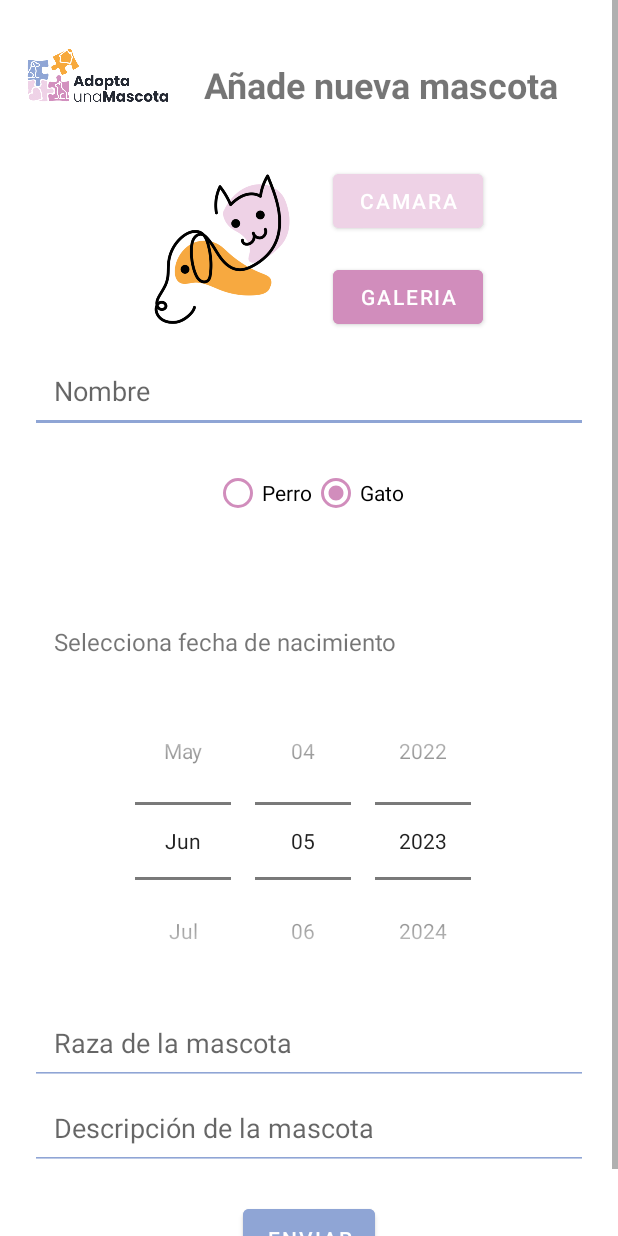
After one commit to BelindaCev/AdoptaUnaMascotaNewFrontEnd, an Android app: the layout activity_crear_animal.xml on its own in the app's theme, with its tools: preview values and no code run, on a phone screen of 412 x 824 dp. The commit adds this screen. Run offline under Robolectric (Android 15) with nearby library versions, the phone set to English and light mode, and no system bars.

Commit message:
Pantallas recuperadas y añadidas pantallas Lista y logica de la vista y logica de crear animal

```diff
--- /dev/null
+++ b/app/src/main/res/drawable/baseline_calendar_month_24.xml
@@ -0,0 +1,5 @@
+<vector android:alpha="0.6" android:height="24dp" android:tint="#000000"
+    android:viewportHeight="24" android:viewportWidth="24"
+    android:width="24dp" xmlns:android="http://schemas.android.com/apk/res/android">
+    <path android:fillColor="@android:color/white" android:pathData="M19,4h-1V2h-2v2H8V2H6v2H5C3.89,4 3.01,4.9 3.01,6L3,20c0,1.1 0.89,2 2,2h14c1.1,0 2,-0.9 2,-2V6C21,4.9 20.1,4 19,4zM19,20H5V10h14V20zM9,14H7v-2h2V14zM13,14h-2v-2h2V14zM17,14h-2v-2h2V14zM9,18H7v-2h2V18zM13,18h-2v-2h2V18zM17,18h-2v-2h2V18z"/>
+</vector>
--- /dev/null
+++ b/app/src/main/res/drawable/baseline_home_24.xml
@@ -0,0 +1,5 @@
+<vector android:alpha="0.6" android:height="24dp" android:tint="#000000"
+    android:viewportHeight="24" android:viewportWidth="24"
+    android:width="24dp" xmlns:android="http://schemas.android.com/apk/res/android">
+    <path android:fillColor="@android:color/white" android:pathData="M10,20v-6h4v6h5v-8h3L12,3 2,12h3v8z"/>
+</vector>
--- /dev/null
+++ b/app/src/main/res/drawable/baseline_local_phone_24.xml
@@ -0,0 +1,5 @@
+<vector android:alpha="0.6" android:height="24dp" android:tint="#000000"
+    android:viewportHeight="24" android:viewportWidth="24"
+    android:width="24dp" xmlns:android="http://schemas.android.com/apk/res/android">
+    <path android:fillColor="@android:color/white" android:pathData="M6.62,10.79c1.44,2.83 3.76,5.14 6.59,6.59l2.2,-2.2c0.27,-0.27 0.67,-0.36 1.02,-0.24 1.12,0.37 2.33,0.57 3.57,0.57 0.55,0 1,0.45 1,1V20c0,0.55 -0.45,1 -1,1 -9.39,0 -17,-7.61 -17,-17 0,-0.55 0.45,-1 1,-1h3.5c0.55,0 1,0.45 1,1 0,1.25 0.2,2.45 0.57,3.57 0.11,0.35 0.03,0.74 -0.25,1.02l-2.2,2.2z"/>
+</vector>
--- /dev/null
+++ b/app/src/main/res/drawable/baseline_text_snippet_24.xml
@@ -0,0 +1,6 @@
+<vector android:alpha="0.6" android:autoMirrored="true"
+    android:height="24dp" android:tint="#000000"
+    android:viewportHeight="24" android:viewportWidth="24"
+    android:width="24dp" xmlns:android="http://schemas.android.com/apk/res/android">
+    <path android:fillColor="@android:color/white" android:pathData="M20.41,8.41l-4.83,-4.83C15.21,3.21 14.7,3 14.17,3H5C3.9,3 3,3.9 3,5v14c0,1.1 0.9,2 2,2h14c1.1,0 2,-0.9 2,-2V9.83C21,9.3 20.79,8.79 20.41,8.41zM7,7h7v2H7V7zM17,17H7v-2h10V17zM17,13H7v-2h10V13z"/>
+</vector>
--- /dev/null
+++ b/app/src/main/res/layout/activity_crear_animal.xml
@@ -0,0 +1,213 @@
+<?xml version="1.0" encoding="utf-8"?>
+<ScrollView xmlns:android="http://schemas.android.com/apk/res/android"
+        android:layout_width="match_parent"
+        android:layout_height="match_parent">
+
+
+        <LinearLayout
+            android:layout_width="match_parent"
+            android:layout_height="wrap_content"
+            android:orientation="vertical">
+
+           <LinearLayout
+                android:layout_width="wrap_content"
+               android:layout_height="wrap_content"
+                android:orientation="horizontal">
+                <ImageView
+                    android:layout_width="100dp"
+                    android:layout_height="100dp"
+                    android:src="@drawable/logo"
+                    android:layout_marginStart="16dp"/>
+
+                <TextView
+                    android:layout_marginLeft="20dp"
+                    android:layout_marginTop="40dp"
+                    android:layout_width="wrap_content"
+                    android:layout_height="wrap_content"
+                    android:text="@string/a_ade_nueva_mascota"
+                    android:textSize="24sp"
+                    android:textStyle="bold"/>
+            </LinearLayout>
+
+
+            <LinearLayout
+                android:layout_width="match_parent"
+                android:layout_height="wrap_content"
+                android:orientation="horizontal"
+                android:gravity="center">
+
+                <ImageView
+                    android:id="@+id/imageView"
+                    android:layout_width="100dp"
+                   android:layout_height="100dp"
+                    android:scaleType="centerCrop"
+                    android:layout_margin="16dp"
+                    android:background="@drawable/icono_animales"/>
+
+                <LinearLayout
+                   android:layout_width="wrap_content"
+                    android:layout_height="wrap_content"
+                    android:orientation="vertical"
+                    android:gravity="center">
+
+                    <Button
+                       android:id="@+id/buttonCamera"
+                        android:layout_width="100dp"
+                        android:layout_height="wrap_content"
+                        android:backgroundTint="@color/rosa_claro"
+                        android:text="@string/camara"
+                        android:layout_margin="8dp"/>
+
+                    <Button
+                        android:id="@+id/buttonGallery"
+                        android:layout_width="100dp"
+                        android:layout_height="wrap_content"
+                        android:backgroundTint="@color/rosa_oscuro"
+                        android:text="@string/galeria"
+                        android:layout_margin="8dp"/>
+                </LinearLayout>
+
+            </LinearLayout>
+
+
+            <EditText
+                android:id="@+id/editTextName"
+                android:layout_width="match_parent"
+                android:layout_height="wrap_content"
+                android:hint="@string/nombre"
+                android:backgroundTint="@color/azul_oscuro"
+                android:padding="16dp"
+                android:layout_marginRight="20dp"
+                android:layout_marginLeft="20dp"/>
+
+            <RadioGroup
+               android:id="@+id/radioGroupCategories"
+                android:layout_width="match_parent"
+                android:layout_height="wrap_content"
+                android:orientation="horizontal"
+                android:gravity="center"
+                android:padding="16dp">
+
+                <RadioButton
+                    android:id="@+id/radioButtonDog"
+                    android:layout_width="wrap_content"
+                    android:layout_height="wrap_content"
+                    android:text="@string/perro"
+                    android:buttonTint="@color/rosa_oscuro"/>
+
+                <RadioButton
+                    android:id="@+id/radioButtonCat"
+                    android:layout_width="wrap_content"
+                    android:layout_height="wrap_content"
+                    android:text="@string/gato"
+                    android:buttonTint="@color/rosa_oscuro"
+                    android:checked="true"/>
+
+            </RadioGroup>
+
+            <!-- Subcategorías -->
+            <RadioGroup
+               android:id="@+id/radioGroupSubcategories"
+                android:layout_width="match_parent"
+                android:layout_height="wrap_content"
+                android:orientation="horizontal"
+                android:padding="16dp">
+
+               <!-- Subcategorías para Gato -->
+                <RadioButton
+                   android:id="@+id/radioButtonCatUnder6Months"
+                    android:layout_width="wrap_content"
+                    android:layout_height="wrap_content"
+                    android:text="@string/menor_de_6_meses"
+                    android:buttonTint="@color/rosa_oscuro"
+                    android:visibility="gone"/>
+
+                <RadioButton
+                    android:id="@+id/radioButtonCatOver6Months"
+                    android:layout_width="wrap_content"
+                    android:layout_height="wrap_content"
+                    android:text="@string/mayor_de_6_meses"
+                    android:buttonTint="@color/rosa_oscuro"
+                    android:visibility="gone"/>
+
+                <!-- Subcategorías para Perro -->
+                <RadioButton
+                    android:id="@+id/radioButtonDogSmall"
+                    android:layout_width="wrap_content"
+                    android:layout_height="wrap_content"
+                    android:text="@string/tama_o_peque_o"
+                    android:buttonTint="@color/rosa_oscuro"
+                    android:visibility="gone"/>
+
+                <RadioButton
+                    android:id="@+id/radioButtonDogMedium"
+                    android:layout_width="wrap_content"
+                    android:layout_height="wrap_content"
+                    android:text="@string/tama_o_mediano"
+                    android:buttonTint="@color/rosa_oscuro"
+                    android:visibility="gone"/>
+
+                <RadioButton
+                    android:id="@+id/radioButtonDogLarge"
+                    android:layout_width="wrap_content"
+                    android:layout_height="wrap_content"
+                    android:text="@string/tama_o_grande"
+                    android:buttonTint="@color/rosa_oscuro"
+                    android:visibility="gone"/>
+
+            </RadioGroup>
+
+            <TextView
+                android:id="@+id/editTextAge"
+                android:layout_width="match_parent"
+                android:layout_height="wrap_content"
+                android:text="@string/selecciona_fecha_de_nacimiento"
+                android:layout_marginRight="20dp"
+                android:layout_marginLeft="20dp"
+                android:padding="16dp"
+                android:textSize="16sp"
+                android:layout_gravity="center"/>
+
+            <DatePicker
+                android:id="@+id/datePicker1"
+                android:layout_width="wrap_content"
+                android:layout_height="wrap_content"
+                android:datePickerMode="spinner"
+                android:calendarViewShown="false"
+                android:layout_gravity="center"/>
+
+            <EditText
+                android:id="@+id/editTextBreed"
+                android:layout_width="match_parent"
+                android:layout_height="wrap_content"
+                android:hint="@string/raza_de_la_mascota"
+                android:backgroundTint="@color/azul_oscuro"
+                android:layout_marginRight="20dp"
+                android:layout_marginLeft="20dp"
+                android:padding="16dp"/>
+
+            <EditText
+                android:id="@+id/editTextDescription"
+                android:layout_width="match_parent"
+                android:layout_height="wrap_content"
+                android:hint="@string/descripci_n_de_la_mascota"
+                android:inputType="textMultiLine"
+                android:backgroundTint="@color/azul_oscuro"
+                android:layout_marginRight="20dp"
+                android:layout_marginLeft="20dp"
+                android:padding="16dp" />
+
+            <Button
+                android:id="@+id/buttonSubmit"
+                android:layout_width="wrap_content"
+                android:layout_height="wrap_content"
+                android:text="@string/enviar"
+                android:layout_gravity="center"
+                android:backgroundTint="@color/azul_oscuro"
+                android:layout_marginTop="20dp"
+                android:layout_marginBottom="20dp"
+                android:padding="10dp"/>
+
+       </LinearLayout>
+
+    </ScrollView>
--- a/app/src/main/res/layout/activity_registro.xml
+++ b/app/src/main/res/layout/activity_registro.xml
@@ -63,7 +63,6 @@
             android:layout_marginLeft="30dp"
             android:hint="@string/email"
             android:background="@drawable/edittext_box"
-            android:inputType="textPassword"
             android:layout_marginBottom="20dp"
             android:drawableStart="@drawable/baseline_email_24"/>
 
--- a/app/src/main/res/values/strings.xml
+++ b/app/src/main/res/values/strings.xml
@@ -11,21 +11,35 @@
     <string name="email"> Email</string>
     <string name="enviar">ENVIAR</string>
     <string name="registate_y_adopta_una_mascota_fabulosa">Registate y adopta una mascota fabulosa</string>
-    <string name="nombre">Nombre</string>
+    <string name="nombre"> Nombre</string>
     <string name="registrate_button">REGISTRATE</string>
     <string name="todos_los_derechos_reservados">Todos los derechos reservados.</string>
     <string name="repite_pass">Repite contraseña</string>
     <string name="olvidado_pass">¿Has olvidado tu contraseña?</string>
-    <string name="apellidos">Apellidos</string>
+    <string name="apellidos"> Apellidos</string>
     <string name="perros">Perros</string>
     <string name="gatos">Gatos</string>
     <string name="usuarios">Gestión usuarios</string>
     <string name="mascotas">Gestión mascotas</string>
     <string name="solicitar_adopci_n">Solicitar adopción</string>
     <string name="descripci_n">Descripción</string>
-    <string name="tel_fono">Teléfono</string>
-    <string name="fecha_de_nacimiento">Fecha de nacimiento</string>
-    <string name="direcci_n">Dirección</string>
-    <string name="mensaje">Mensaje</string>
+    <string name="tel_fono"> Teléfono</string>
+    <string name="fecha_de_nacimiento"> Fecha de nacimiento</string>
+    <string name="direcci_n"> Dirección</string>
+    <string name="mensaje"> Mensaje</string>
     <string name="estas_son_nuestras_mascotas">Estas son nuestras mascotas</string>
+    <string name="dar_de_alta_nuevo_animal">Dar de alta nuevo animal</string>
+    <string name="a_ade_nueva_mascota">Añade nueva mascota</string>
+    <string name="camara">Camara</string>
+    <string name="galeria">Galeria</string>
+    <string name="perro">Perro</string>
+    <string name="gato">Gato</string>
+    <string name="menor_de_6_meses">Menor de 6 meses</string>
+    <string name="mayor_de_6_meses">Mayor de 6 meses</string>
+    <string name="tama_o_peque_o">Tamaño pequeño</string>
+    <string name="tama_o_mediano">Tamaño mediano</string>
+    <string name="tama_o_grande">Tamaño grande</string>
+    <string name="selecciona_fecha_de_nacimiento">Selecciona fecha de nacimiento</string>
+    <string name="raza_de_la_mascota">Raza de la mascota</string>
+    <string name="descripci_n_de_la_mascota">Descripción de la mascota</string>
 </resources>
```
Also changed, not shown: app/src/main/java/com/example/adoptaunamascotaapp/vistas/RegistrarAnimalActivity.java (added, +61 -0 lines), app/src/main/res/layout/activity_lista_item.xml (+10 -0 lines), app/src/main/res/layout/activity_nuevo_animal.xml (added, +70 -0 lines), 2 other files.
